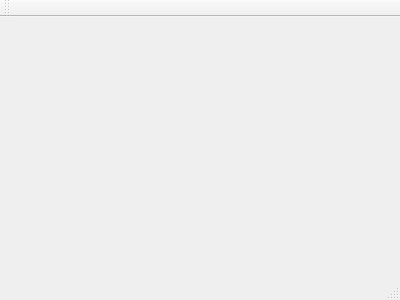
Before: the Qt Designer form mainwindow.ui in NikolaJov96/DivXConverter, drawn with Qt 5.
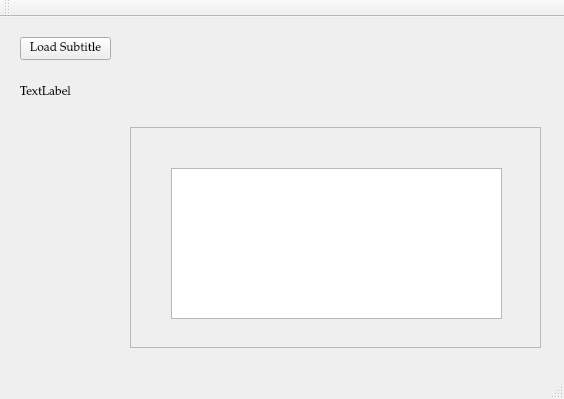
After: the same form once the commit is applied.

The edit to the form file:
```diff
--- a/mainwindow.ui
+++ b/mainwindow.ui
@@ -1,24 +1,119 @@
 <ui version="4.0">
  <class>MainWindow</class>
- <widget class="QMainWindow" name="MainWindow" >
-  <property name="geometry" >
+ <widget class="QMainWindow" name="MainWindow">
+  <property name="windowModality">
+   <enum>Qt::NonModal</enum>
+  </property>
+  <property name="enabled">
+   <bool>true</bool>
+  </property>
+  <property name="geometry">
    <rect>
     <x>0</x>
     <y>0</y>
-    <width>400</width>
-    <height>300</height>
+    <width>564</width>
+    <height>399</height>
    </rect>
   </property>
-  <property name="windowTitle" >
-   <string>MainWindow</string>
+  <property name="font">
+   <font>
+    <family>Palatino Linotype</family>
+   </font>
   </property>
-  <widget class="QMenuBar" name="menuBar" />
-  <widget class="QToolBar" name="mainToolBar" />
-  <widget class="QWidget" name="centralWidget" />
-  <widget class="QStatusBar" name="statusBar" />
+  <property name="windowTitle">
+   <string>DivX Converter</string>
+  </property>
+  <widget class="QWidget" name="centralWidget">
+   <widget class="QPushButton" name="loadSubtitleButton">
+    <property name="geometry">
+     <rect>
+      <x>20</x>
+      <y>20</y>
+      <width>91</width>
+      <height>23</height>
+     </rect>
+    </property>
+    <property name="text">
+     <string>Load Subtitle</string>
+    </property>
+   </widget>
+   <widget class="QLabel" name="label">
+    <property name="geometry">
+     <rect>
+      <x>20</x>
+      <y>50</y>
+      <width>341</width>
+      <height>51</height>
+     </rect>
+    </property>
+    <property name="text">
+     <string>TextLabel</string>
+    </property>
+    <property name="wordWrap">
+     <bool>true</bool>
+    </property>
+   </widget>
+   <widget class="QScrollArea" name="scrollArea">
+    <property name="geometry">
+     <rect>
+      <x>130</x>
+      <y>110</y>
+      <width>411</width>
+      <height>221</height>
+     </rect>
+    </property>
+    <property name="widgetResizable">
+     <bool>true</bool>
+    </property>
+    <widget class="QWidget" name="scrollAreaWidgetContents">
+     <property name="geometry">
+      <rect>
+       <x>0</x>
+       <y>0</y>
+       <width>409</width>
+       <height>219</height>
+      </rect>
+     </property>
+     <widget class="QTableView" name="tableView">
+      <property name="geometry">
+       <rect>
+        <x>40</x>
+        <y>40</y>
+        <width>331</width>
+        <height>151</height>
+       </rect>
+      </property>
+     </widget>
+    </widget>
+   </widget>
+  </widget>
+  <widget class="QMenuBar" name="menuBar">
+   <property name="geometry">
+    <rect>
+     <x>0</x>
+     <y>0</y>
+     <width>564</width>
+     <height>23</height>
+    </rect>
+   </property>
+   <property name="defaultUp">
+    <bool>true</bool>
+   </property>
+   <property name="nativeMenuBar">
+    <bool>false</bool>
+   </property>
+  </widget>
+  <widget class="QToolBar" name="mainToolBar">
+   <attribute name="toolBarArea">
+    <enum>TopToolBarArea</enum>
+   </attribute>
+   <attribute name="toolBarBreak">
+    <bool>false</bool>
+   </attribute>
+  </widget>
+  <widget class="QStatusBar" name="statusBar"/>
  </widget>
- <layoutDefault spacing="6" margin="11" />
- <pixmapfunction></pixmapfunction>
+ <layoutdefault spacing="6" margin="11"/>
  <resources/>
  <connections/>
 </ui>
```
Left out of the diff: 1 changed line with no effect on the pictures.
